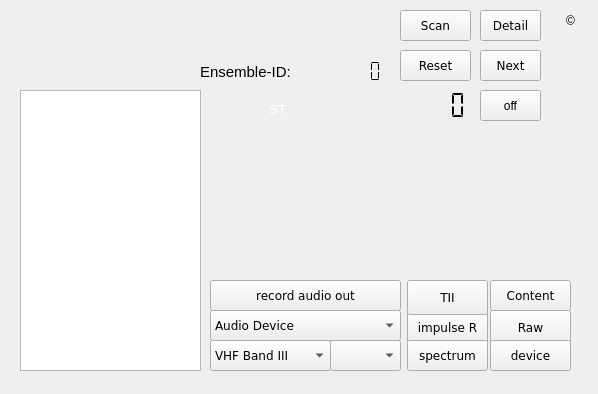
Qt form forms/dabradio.ui (JvanKatwijk/sdrplayDab) before a commit.
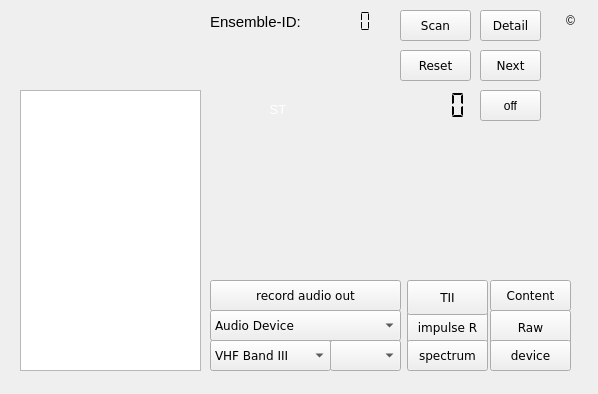
The same form after that commit.

Patch:
```diff
--- a/forms/dabradio.ui
+++ b/forms/dabradio.ui
@@ -398,8 +398,8 @@
   <widget class="QLCDNumber" name="ensembleId">
    <property name="geometry">
     <rect>
-     <x>310</x>
-     <y>60</y>
+     <x>300</x>
+     <y>10</y>
      <width>81</width>
      <height>23</height>
     </rect>
@@ -428,8 +428,8 @@
   <widget class="QLabel" name="label_5">
    <property name="geometry">
     <rect>
-     <x>200</x>
-     <y>60</y>
+     <x>210</x>
+     <y>10</y>
      <width>100</width>
      <height>23</height>
     </rect>
@@ -646,6 +646,19 @@
     <string>off</string>
    </property>
   </widget>
+  <widget class="QLabel" name="localTimeDisplay">
+   <property name="geometry">
+    <rect>
+     <x>210</x>
+     <y>60</y>
+     <width>161</width>
+     <height>21</height>
+    </rect>
+   </property>
+   <property name="text">
+    <string/>
+   </property>
+  </widget>
  </widget>
  <resources/>
  <connections/>
```
